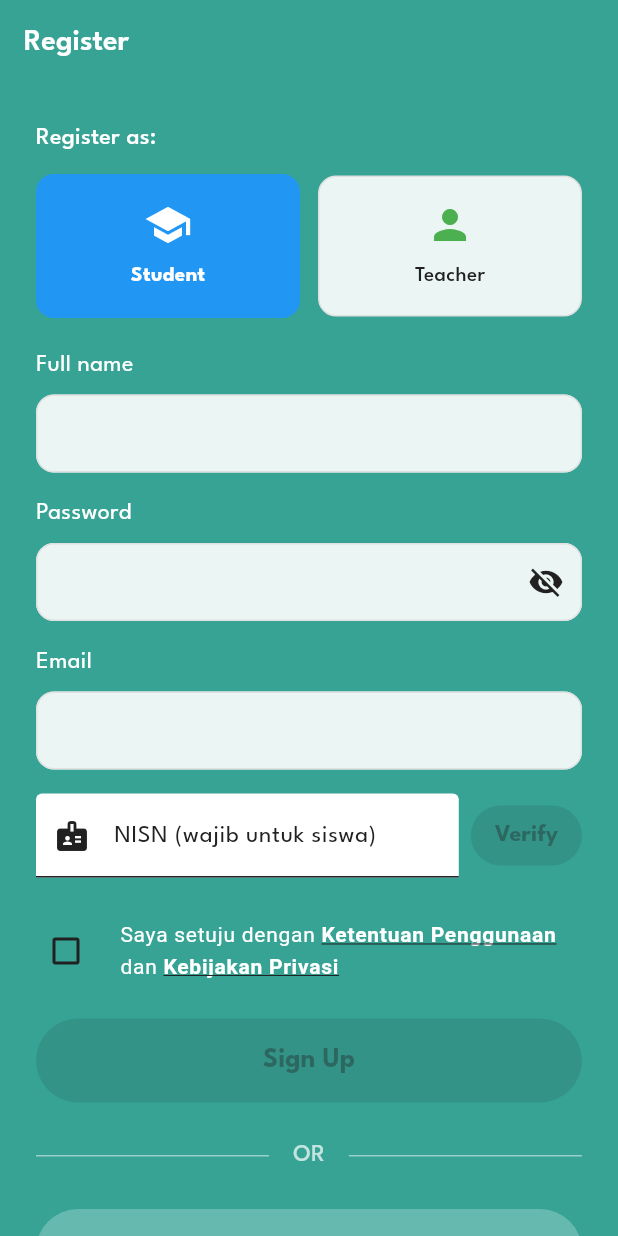
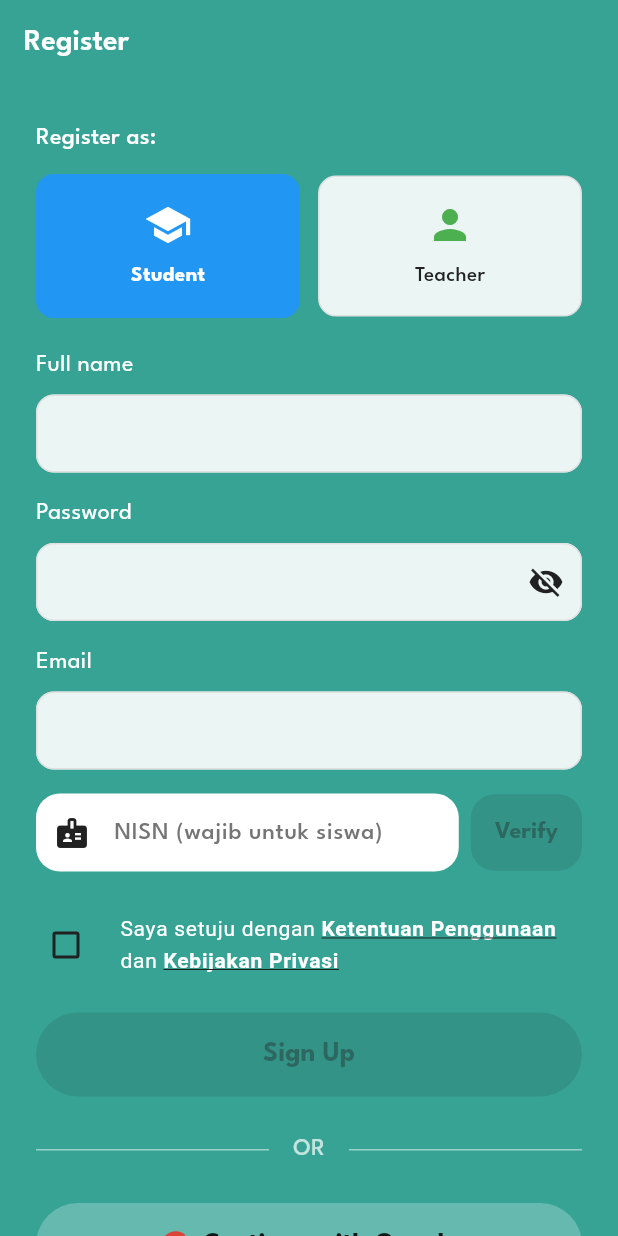
Before and after one commit to wannn-one/beranibicara, a Flutter app: the RegisterScreen screen opened by its route, on a phone screen of 412 x 824 dp. Run offline on Flutter 3.47's test engine with Material 3 defaults, Android fonts, the phone set to English and light mode, and no system bars; our stand-ins replace app_links, dartz, equatable, file_picker, firebase_core, firebase_messaging and 10 more; accounts and stored records are empty; network calls fail.

Commit message:
:bug: fix: lookup NISN saat daftar dan rapikan field NISN
Co-authored-by: Cursor <cursoragent@cursor.com>

```diff
--- a/lib/core/theme/app_theme.dart
+++ b/lib/core/theme/app_theme.dart
@@ -171,6 +171,12 @@ class AppTheme {
           color: AppColors.textSecondary,
           fontWeight: FontWeight.w500,
         ),
+        floatingLabelStyle: const TextStyle(
+          fontFamily: 'LeagueSpartan',
+          color: AppColors.black,
+          fontWeight: FontWeight.w600,
+          backgroundColor: AppColors.background,
+        ),
         errorStyle: const TextStyle(
           fontFamily: 'LeagueSpartan',
           color: AppColors.error,
--- a/lib/features/auth/presentation/screens/register_screen.dart
+++ b/lib/features/auth/presentation/screens/register_screen.dart
@@ -226,9 +226,7 @@ class _RegisterScreenState extends State<RegisterScreen> {
               obscureText: _isPasswordObscured,
               suffixIcon: IconButton(
                 icon: Icon(
-                  _isPasswordObscured
-                      ? Icons.visibility_off
-                      : Icons.visibility,
+                  _isPasswordObscured ? Icons.visibility_off : Icons.visibility,
                 ),
                 onPressed: () {
                   setState(() {
@@ -249,19 +247,11 @@ class _RegisterScreenState extends State<RegisterScreen> {
             ),
             if (_selectedRole == UserRole.siswa) ...[
               const SizedBox(height: 16),
-              Theme(
-                data: Theme.of(context).copyWith(
-                  inputDecorationTheme: const InputDecorationTheme(
-                    filled: true,
-                    fillColor: Colors.white,
-                  ),
-                ),
-                child: NisnTextField(
-                  controller: _nisnController,
-                  isVerifying: authNotifier.isNisnVerifying,
-                  isVerified: nisn.isEmpty ? null : nisnVerified,
-                  onVerifyPressed: _verifyNisn,
-                ),
+              NisnTextField(
+                controller: _nisnController,
+                isVerifying: authNotifier.isNisnVerifying,
+                isVerified: nisn.isEmpty ? null : nisnVerified,
+                onVerifyPressed: _verifyNisn,
               ),
             ],
             const SizedBox(height: 20),
--- a/lib/features/auth/presentation/widgets/nisn_text_field.dart
+++ b/lib/features/auth/presentation/widgets/nisn_text_field.dart
@@ -41,26 +41,52 @@ class NisnTextField extends StatelessWidget {
                   hintText: AppStrings.nisnHint,
                   errorText: errorText,
                   counterText: '',
+                  filled: true,
+                  fillColor: AppColors.white,
                   prefixIcon: const Icon(Icons.badge),
                   suffixIcon: isVerified != null
                       ? Icon(
                           isVerified! ? Icons.check_circle : Icons.error,
-                          color: isVerified! ? AppColors.success : AppColors.error,
+                          color: isVerified!
+                              ? AppColors.success
+                              : AppColors.error,
                         )
                       : null,
+                  border: OutlineInputBorder(
+                    borderRadius: BorderRadius.circular(16),
+                    borderSide: BorderSide.none,
+                  ),
+                  enabledBorder: OutlineInputBorder(
+                    borderRadius: BorderRadius.circular(16),
+                    borderSide: BorderSide.none,
+                  ),
+                  focusedBorder: OutlineInputBorder(
+                    borderRadius: BorderRadius.circular(16),
+                    borderSide: const BorderSide(
+                      color: AppColors.primaryDark,
+                      width: 1.5,
+                    ),
+                  ),
                 ),
               ),
             ),
             if (onVerifyPressed != null) ...[
               const SizedBox(width: 8),
               ElevatedButton(
-                onPressed: (enabled && !isVerifying && controller.text.length == 10)
+                onPressed:
+                    (enabled && !isVerifying && controller.text.length == 10)
                     ? onVerifyPressed
                     : null,
                 style: ElevatedButton.styleFrom(
-                  backgroundColor: AppColors.primary,
-                  foregroundColor: AppColors.white,
-                  padding: const EdgeInsets.symmetric(horizontal: 16, vertical: 12),
+                  backgroundColor: AppColors.secondary,
+                  foregroundColor: AppColors.textPrimary,
+                  padding: const EdgeInsets.symmetric(
+                    horizontal: 16,
+                    vertical: 18,
+                  ),
+                  shape: RoundedRectangleBorder(
+                    borderRadius: BorderRadius.circular(16),
+                  ),
                 ),
                 child: isVerifying
                     ? const SizedBox(
@@ -81,10 +107,7 @@ class NisnTextField extends StatelessWidget {
             padding: const EdgeInsets.only(top: 4),
             child: Text(
               AppStrings.nisnVerifying,
-              style: TextStyle(
-                fontSize: 12,
-                color: AppColors.info,
-              ),
+              style: TextStyle(fontSize: 12, color: AppColors.info),
             ),
           ),
         if (isVerified == true)
--- a/lib/shared/widgets/custom_button.dart
+++ b/lib/shared/widgets/custom_button.dart
@@ -26,7 +26,7 @@ class CustomButton extends StatelessWidget {
       onPressed: isLoading ? null : onPressed,
       style: ElevatedButton.styleFrom(
         backgroundColor: backgroundColor ?? AppColors.secondary,
-        foregroundColor: textColor ?? AppColors.white,
+        foregroundColor: textColor ?? AppColors.textPrimary,
         minimumSize: const Size(double.infinity, 56),
         shape: RoundedRectangleBorder(borderRadius: BorderRadius.circular(30)),
       ),
@@ -56,10 +56,7 @@ class CustomButton extends StatelessWidget {
             )
           : Text(
               text,
-                  style: const TextStyle(
-                    fontSize: 18,
-                    fontWeight: FontWeight.bold,
-                  ),
+              style: const TextStyle(fontSize: 18, fontWeight: FontWeight.bold),
             ),
     );
   }
```
Also changed, not shown: lib/features/auth/data/datasources/auth_remote_datasource.dart (+15 -7 lines), lib/features/auth/data/models/nisn_registry_model.dart (+14 -3 lines), lib/features/auth/data/models/nisn_registry_model.freezed.dart, lib/features/auth/data/models/nisn_registry_model.g.dart (deleted). Lines whose indentation alone changed are shown as unchanged.
